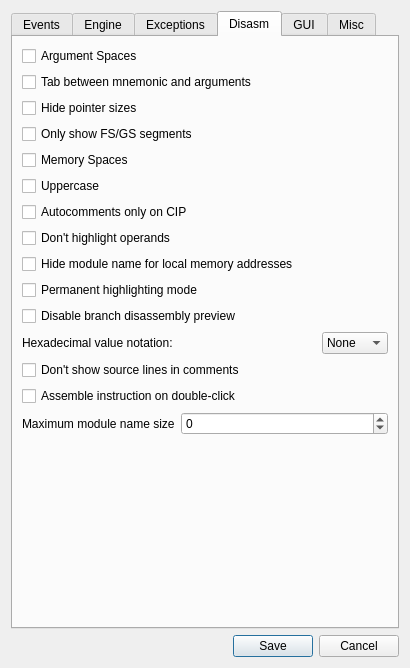
This is src/gui/Src/Gui/SettingsDialog.ui in christopher-conley/x64dbg-linux as Qt 5 draws it before an edit. The edited form follows.
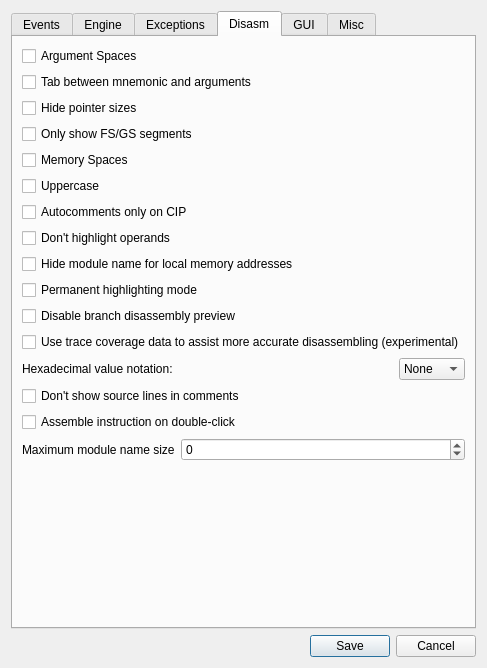
This is the edited form. The open tabs and pages were chosen to show the change. Icons and pictures are not drawn.

Commit message: Use run trace to assist correct disassembly (experimental)

```diff
--- a/src/gui/Src/Gui/SettingsDialog.ui
+++ b/src/gui/Src/Gui/SettingsDialog.ui
@@ -768,6 +768,13 @@
          </property>
         </widget>
        </item>
+       <item>
+        <widget class="QCheckBox" name="chkUseRunTrace">
+         <property name="text">
+          <string>Use trace coverage data to assist more accurate disassembling (experimental)</string>
+         </property>
+        </widget>
+       </item>
        <item>
         <layout class="QHBoxLayout" name="layoutValueNotation">
          <item>
```
The commit also changes 9 other files.
